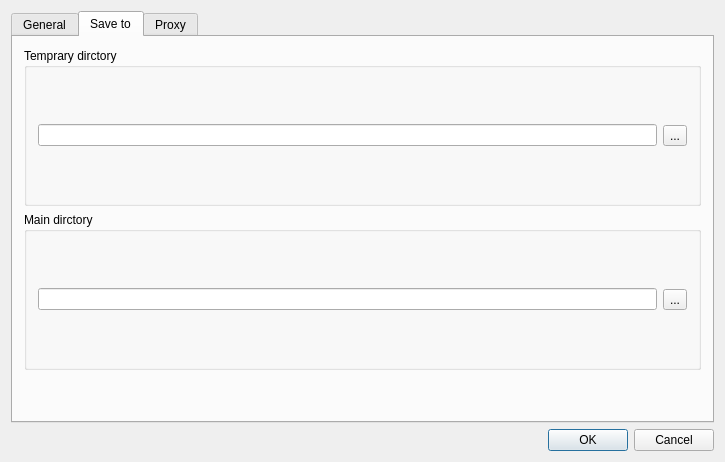
Before: the Qt Designer form HeaderAndUi/OptionsWidget.ui in hamedshakib/New-Download-Manager, drawn with Qt 5.
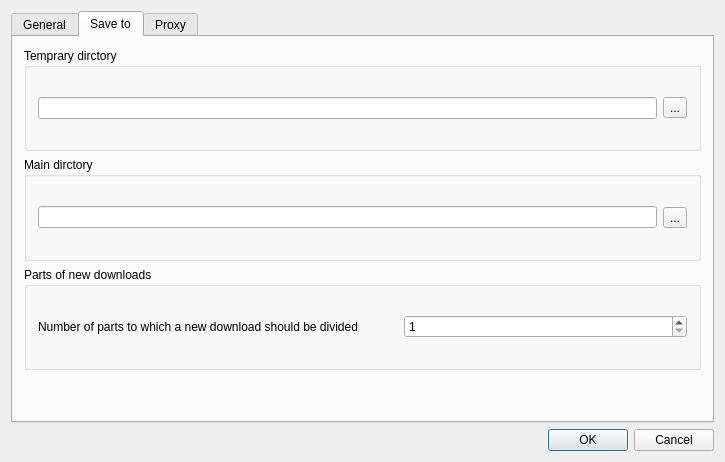
After: the same form once the commit is applied. The open tabs and pages were chosen to show the change.

Commit message: add number of download part to option

What changed in the file:
```diff
--- a/HeaderAndUi/OptionsWidget.ui
+++ b/HeaderAndUi/OptionsWidget.ui
@@ -116,25 +116,6 @@
        <string>Save to</string>
       </attribute>
       <layout class="QGridLayout" name="gridLayout_3">
-       <item row="0" column="0">
-        <widget class="QGroupBox" name="groupBox">
-         <property name="title">
-          <string>Temprary dirctory</string>
-         </property>
-         <layout class="QHBoxLayout" name="horizontalLayout">
-          <item>
-           <widget class="QLineEdit" name="TempDirectory_lineEdit"/>
-          </item>
-          <item>
-           <widget class="QToolButton" name="TempDirectory_toolButton">
-            <property name="text">
-             <string>...</string>
-            </property>
-           </widget>
-          </item>
-         </layout>
-        </widget>
-       </item>
        <item row="1" column="0">
         <widget class="QGroupBox" name="groupBox_2">
          <property name="title">
@@ -154,7 +135,7 @@
          </layout>
         </widget>
        </item>
-       <item row="2" column="0">
+       <item row="3" column="0">
         <spacer name="verticalSpacer">
          <property name="orientation">
           <enum>Qt::Vertical</enum>
@@ -170,6 +151,67 @@
          </property>
         </spacer>
        </item>
+       <item row="0" column="0">
+        <widget class="QGroupBox" name="groupBox">
+         <property name="title">
+          <string>Temprary dirctory</string>
+         </property>
+         <layout class="QHBoxLayout" name="horizontalLayout">
+          <item>
+           <widget class="QLineEdit" name="TempDirectory_lineEdit"/>
+          </item>
+          <item>
+           <widget class="QToolButton" name="TempDirectory_toolButton">
+            <property name="text">
+             <string>...</string>
+            </property>
+           </widget>
+          </item>
+         </layout>
+        </widget>
+       </item>
+       <item row="2" column="0">
+        <widget class="QGroupBox" name="groupBox_3">
+         <property name="title">
+          <string>Parts of new downloads</string>
+         </property>
+         <layout class="QGridLayout" name="gridLayout_4">
+          <item row="0" column="0">
+           <widget class="QLabel" name="label_7">
+            <property name="text">
+             <string>Number of parts to which a new download should be divided</string>
+            </property>
+           </widget>
+          </item>
+          <item row="0" column="2">
+           <widget class="QSpinBox" name="PartDownloads_spinBox">
+            <property name="minimum">
+             <number>1</number>
+            </property>
+            <property name="maximum">
+             <number>32</number>
+            </property>
+           </widget>
+          </item>
+          <item row="0" column="1">
+           <spacer name="horizontalSpacer_2">
+            <property name="orientation">
+             <enum>Qt::Horizontal</enum>
+            </property>
+            <property name="sizeType">
+             <enum>QSizePolicy::Preferred</enum>
+            </property>
+            <property name="sizeHint" stdset="0">
+             <size>
+              <width>40</width>
+              <height>20</height>
+             </size>
+            </property>
+           </spacer>
+          </item>
+         </layout>
+        </widget>
+       </item>
       </layout>
      </widget>
      <widget class="QWidget" name="Proxy_tab">
```
The commit also changes 2 other files.
